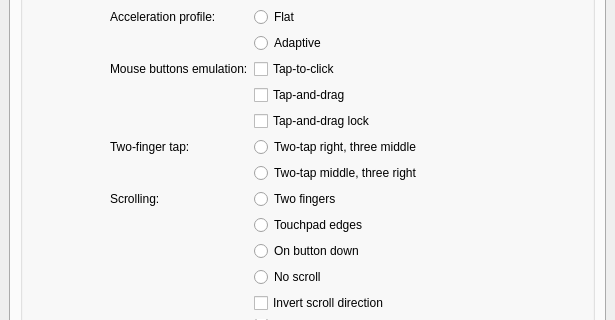
Before: the Qt Designer form sway_input_config/ui/mainwindow.ui in Sunderland93/sway-input-config, drawn with Qt 5; both pictures show x 0 to 615 and y 224 to 544 of the 615 by 715 pixel window.
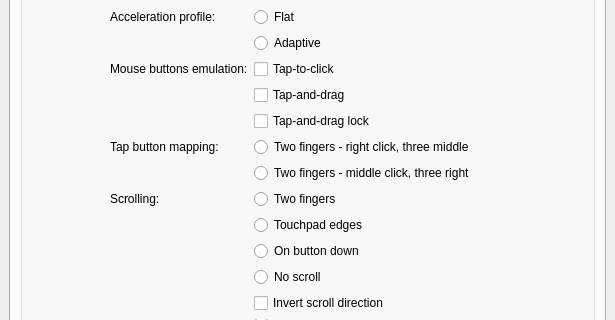
After: the same form once the commit is applied. The open tabs and pages were chosen to show the change.

Commit message: Change tap_button_map definition

Patch:
```diff
--- a/sway_input_config/ui/mainwindow.ui
+++ b/sway_input_config/ui/mainwindow.ui
@@ -761,21 +761,21 @@
                <item row="11" column="0">
                 <widget class="QLabel" name="label_10">
                  <property name="text">
-                  <string>Two-finger tap:</string>
+                  <string>Tap button mapping:</string>
                  </property>
                 </widget>
                </item>
                <item row="11" column="1">
                 <widget class="QRadioButton" name="lrm">
                  <property name="text">
-                  <string>Two-tap right, three middle</string>
+                  <string>Two fingers - right click, three middle</string>
                  </property>
                 </widget>
                </item>
                <item row="12" column="1">
                 <widget class="QRadioButton" name="lmr">
                  <property name="text">
-                  <string>Two-tap middle, three right</string>
+                  <string>Two fingers - middle click, three right</string>
                  </property>
                 </widget>
                </item>
```
Left out of the diff: 48 changed lines with no effect on the pictures. The commit also changes 4 other files.
